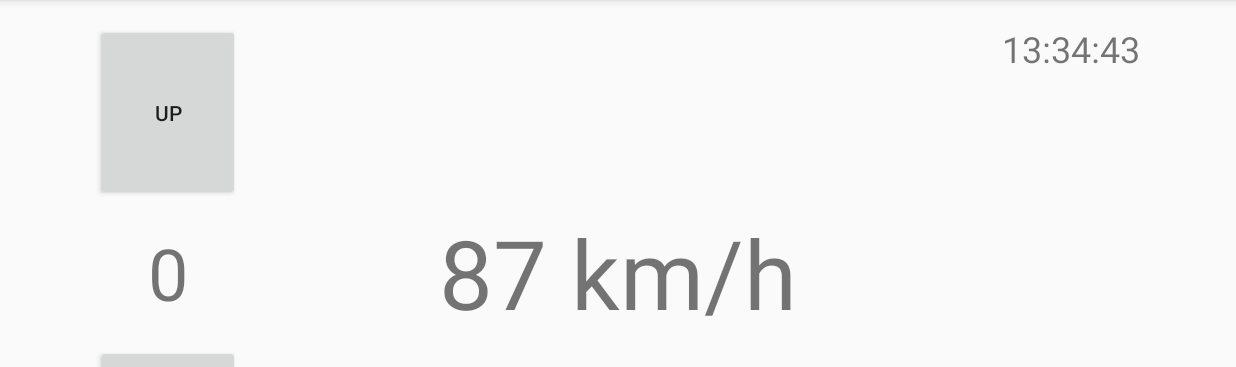
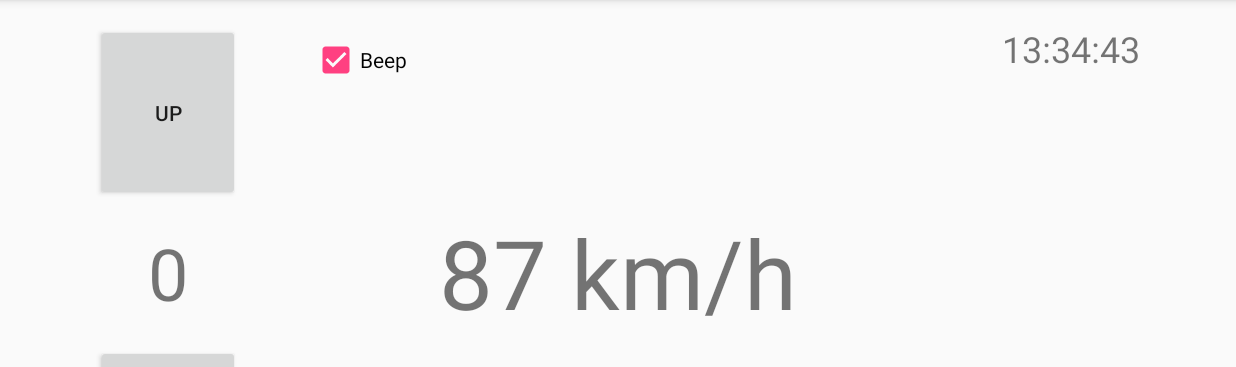
Before and after one commit to simmlemming/volume, an Android app: the screen it shows after launch (MainActivity), after a tap on "UP", on a phone screen of 824 x 412 dp (held sideways), the part 72-439 px from its top. Run offline under Robolectric (Android 15) with nearby library versions, the phone set to English and light mode, and no system bars.

Commit message:
App beeps when volume changes.

```diff
--- a/app/src/main/java/org/volume/MainActivity.java
+++ b/app/src/main/java/org/volume/MainActivity.java
@@ -1,16 +1,13 @@
 package org.volume;
 
-import android.animation.Animator;
-import android.animation.AnimatorSet;
-import android.animation.ObjectAnimator;
 import android.content.Context;
 import android.location.LocationManager;
 import android.media.AudioManager;
+import android.media.ToneGenerator;
 import android.os.Bundle;
 import android.support.v7.app.AppCompatActivity;
 import android.view.View;
-import android.view.animation.AccelerateInterpolator;
-import android.view.animation.DecelerateInterpolator;
+import android.widget.CheckBox;
 import android.widget.TextView;
 
 import java.text.SimpleDateFormat;
@@ -20,13 +17,17 @@ import java.util.TimeZone;
 
 import static android.media.AudioManager.ADJUST_LOWER;
 import static android.media.AudioManager.ADJUST_RAISE;
+import static android.media.AudioManager.STREAM_MUSIC;
 
 public class MainActivity extends AppCompatActivity implements VolumeManager.OnVolumeChangeListener, SpeedManager.OnSpeedUpdateListener {
     private TextView speedView, timeView, volLevelView;
-    private View volUpView, volDownView, volChangeIndicatorView;
+    private View volUpView, volDownView;
+    private CheckBox beepView;
 
     private VolumeManager volumeManager;
     private SpeedManager speedManager;
+
+    private ToneGenerator beeper;
 
     private SimpleDateFormat dateFormat = new SimpleDateFormat("HH:mm:ss", Locale.getDefault());
 
@@ -55,7 +56,7 @@ public class MainActivity extends AppCompatActivity implements VolumeManager.OnV
         volUpView = findViewById(R.id.vol_up);
         volDownView = findViewById(R.id.vol_down);
         volLevelView = (TextView) findViewById(R.id.vol_level);
-        volChangeIndicatorView = findViewById(R.id.vol_change_indicator);
+        beepView = (CheckBox) findViewById(R.id.beep_ckeckbox);
 
         dateFormat.setTimeZone(TimeZone.getTimeZone("GMT+1"));
 
@@ -67,6 +68,8 @@ public class MainActivity extends AppCompatActivity implements VolumeManager.OnV
 
         volumeManager.setOnVolumeChangeListener(this);
         speedManager.setOnSpeedUpdateListener(this);
+
+        beeper = new ToneGenerator(STREAM_MUSIC, 100);
 
         volUpView.setOnClickListener(volumeClickListener);
         volDownView.setOnClickListener(volumeClickListener);
@@ -91,43 +94,11 @@ public class MainActivity extends AppCompatActivity implements VolumeManager.OnV
     public void onVolumeChange(int oldLevel, int newLevel, int maxLevel) {
         volLevelView.setText(String.valueOf(newLevel));
 
-        int indicatorColor = oldLevel > newLevel ? R.color.vol_down_indicator : R.color.vol_up_indicator;
-        volChangeIndicatorView.setBackgroundColor(getResources().getColor(indicatorColor));
-
-        ObjectAnimator show = ObjectAnimator.ofFloat(volChangeIndicatorView, "alpha", 0, 1);
-        show.setInterpolator(new AccelerateInterpolator());
-        show.setDuration(150);
-
-        ObjectAnimator hide = ObjectAnimator.ofFloat(volChangeIndicatorView, "alpha", 1, 0);
-        hide.setInterpolator(new DecelerateInterpolator());
-        hide.setDuration(350);
-
-        volChangeIndicatorView.setVisibility(View.VISIBLE);
-        AnimatorSet animatorSet = new AnimatorSet();
-        animatorSet.playSequentially(show, hide);
-        animatorSet.addListener(new Animator.AnimatorListener() {
-            @Override
-            public void onAnimationStart(Animator animation) {
-
-            }
-
-            @Override
-            public void onAnimationEnd(Animator animation) {
-                volChangeIndicatorView.setVisibility(View.GONE);
-            }
-
-            @Override
-            public void onAnimationCancel(Animator animation) {
-
-            }
-
-            @Override
-            public void onAnimationRepeat(Animator animation) {
-
-            }
-        });
-
-        animatorSet.start();
+        if (beepView.isChecked()) {
+            boolean volumeIncreased = newLevel > oldLevel;
+            int beep = volumeIncreased ? ToneGenerator.TONE_DTMF_B : ToneGenerator.TONE_DTMF_1;
+            beeper.startTone(beep, 150);
+        }
     }
 
     @Override
--- a/app/src/main/res/layout/activity_main.xml
+++ b/app/src/main/res/layout/activity_main.xml
@@ -8,13 +8,6 @@
     android:paddingRight="@dimen/activity_horizontal_margin"
     android:paddingTop="@dimen/activity_vertical_margin"
     tools:context="org.volume.MainActivity">
-
-    <View
-        android:id="@+id/vol_change_indicator"
-        android:layout_width="match_parent"
-        android:layout_height="match_parent"
-        android:background="@color/vol_up_indicator"
-        android:visibility="gone" />
 
     <TextView
         android:id="@+id/time"
@@ -34,6 +27,7 @@
         android:textSize="64sp" />
 
     <LinearLayout
+        android:id="@+id/vol_controls"
         android:layout_width="wrap_content"
         android:layout_height="match_parent"
         android:layout_alignParentLeft="true"
@@ -64,4 +58,13 @@
             android:maxHeight="96dp"
             android:text="DOWN" />
     </LinearLayout>
+
+    <CheckBox
+        android:id="@+id/beep_ckeckbox"
+        android:layout_width="120dp"
+        android:layout_height="48dp"
+        android:layout_marginLeft="48dp"
+        android:layout_toRightOf="@id/vol_controls"
+        android:checked="true"
+        android:text="Beep" />
 </RelativeLayout>
```
